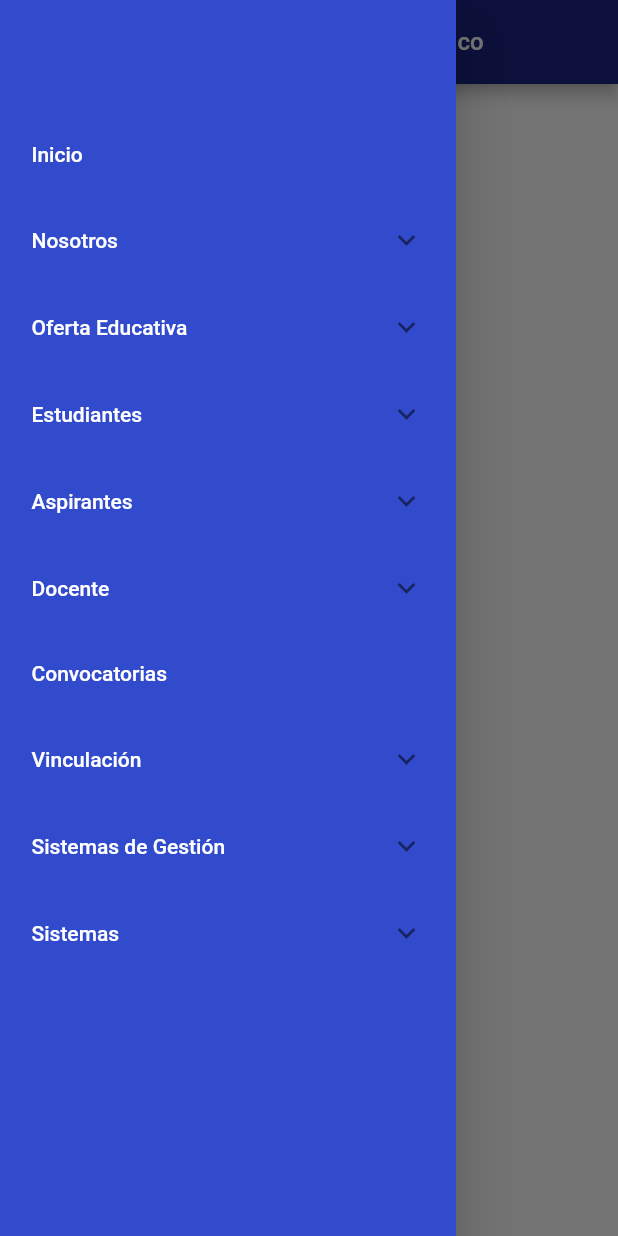
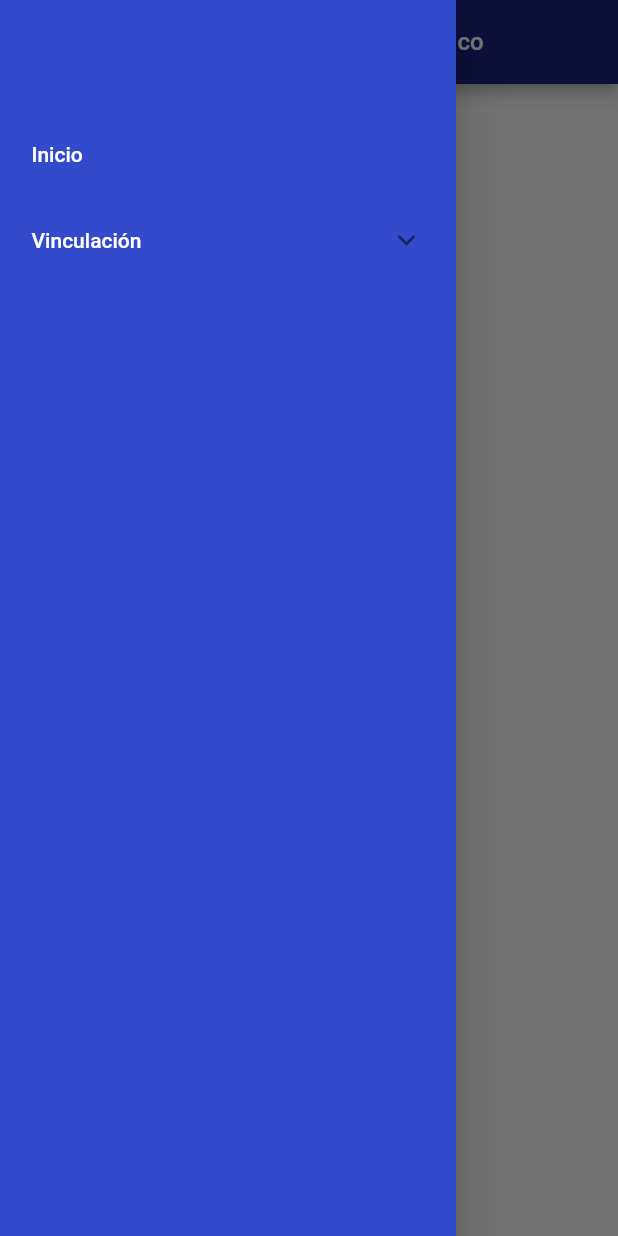
Before and after one commit to Gloria-Berenice-Hernandez/Vinculacion-Proyecto-Moviles, a Flutter app: the screen it shows after launch, with the side drawer open, on a phone screen of 412 x 824 dp. Run offline on Flutter 3.47's test engine with Material 2 defaults, Android fonts, the phone set to English and light mode, and no system bars; missing offline and left inert: flutter_pdfview.

Commit message:
Barra de navegacion
Eliminación de los no utilizados

```diff
--- a/vinculacion/lib/widget/barra_navegacion.dart
+++ b/vinculacion/lib/widget/barra_navegacion.dart
@@ -22,31 +22,6 @@
               texto: 'Inicio',
               itemPresionado: () => itemSeleccionado(context, 0),
             ),
-            const ExpansionTile(
-              title: Text('Nosotros', style: TextStyle(color: Colors.white)),
-              children: [],
-            ),
-            const ExpansionTile(
-              title: Text('Oferta Educativa',
-                  style: TextStyle(color: Colors.white)),
-              children: [],
-            ),
-            const ExpansionTile(
-              title: Text('Estudiantes', style: TextStyle(color: Colors.white)),
-              children: [],
-            ),
-            const ExpansionTile(
-              title: Text('Aspirantes', style: TextStyle(color: Colors.white)),
-              children: [],
-            ),
-            const ExpansionTile(
-              title: Text('Docente', style: TextStyle(color: Colors.white)),
-              children: [],
-            ),
-            ItemMenu(
-              texto: 'Convocatorias',
-              itemPresionado: () => itemSeleccionado(context, 0),
-            ),
             ExpansionTile(
               title: const Text('Vinculación',
                   style: TextStyle(color: Colors.white)),
@@ -60,15 +35,6 @@
                   itemPresionado: () => itemSeleccionado(context, 8),
                 ),
               ],
-            ),
-            const ExpansionTile(
-              title: Text('Sistemas de Gestión',
-                  style: TextStyle(color: Colors.white)),
-              children: [],
-            ),
-            const ExpansionTile(
-              title: Text('Sistemas', style: TextStyle(color: Colors.white)),
-              children: [],
             ),
           ],
         ),
```
